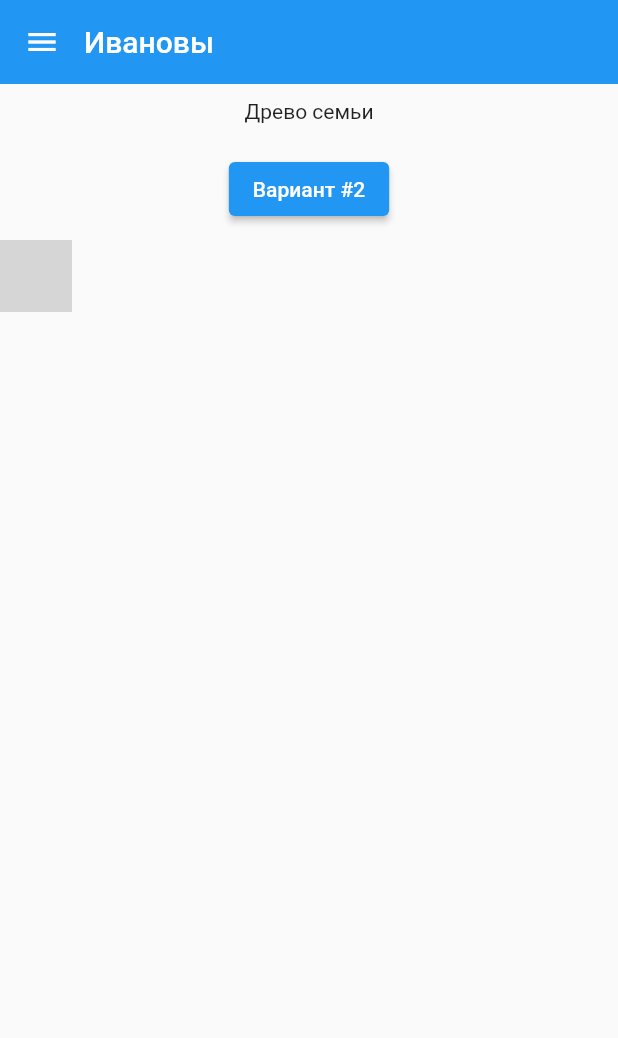
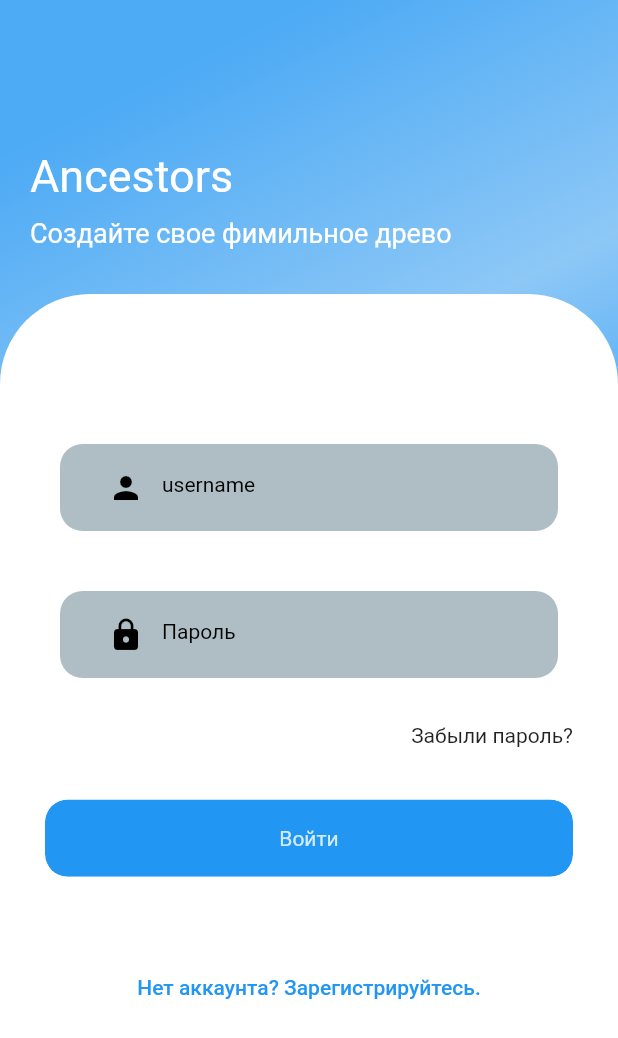
Before and after one commit to MrFantuk/family_tree, a Flutter app: the screen it shows after launch, on a phone screen of 412 x 824 dp. Shown: the top 1038 px of the screen. Run offline on Flutter 3.47's test engine with Material 2 defaults, Android fonts, the phone set to English and light mode, and no system bars; drawn by our look-alikes of flutter_advanced_drawer; our stand-ins replace bloc, easy_localization, flutter_bloc, parse_server_sdk, parse_server_sdk_flutter, theme_provider; missing offline and left inert: graphview; grey boxes are pictures that could not be loaded.

Commit message:
version 0.01

```diff
--- /dev/null
+++ b/lib/bloc/user_auth_bloc/user_auth_bloc.dart
@@ -0,0 +1,46 @@
+import 'dart:async';
+
+import 'package:bloc/bloc.dart';
+import 'package:family_tree/service/auth_service.dart';
+import 'package:meta/meta.dart';
+import 'package:parse_server_sdk/parse_server_sdk.dart';
+
+part 'user_auth_event.dart';
+
+part 'user_auth_state.dart';
+
+class UserAuthBloc extends Bloc<UserAuthEvent, UserAuthState> {
+  final _auth = AuthService();
+
+  UserAuthBloc() : super(StateUserAuthInitialization()){
+    on<EventUserAuthInit>((event, emit) async {
+      emit(StateUserAuthInitialization());
+      try {
+        await Future.delayed(const Duration(milliseconds: 500)); // a simulated delay
+        final currentUser = await _auth.getCurrentUser();
+
+        if (currentUser != null) {
+          emit(StateUserAuthLoggedIn(user: currentUser));
+        } else {
+          emit(StateUserAuthUnAuthorized());
+        }
+      } catch (e) {
+        emit(StateUserAuthFailure(message: e.toString()));
+      }
+    });
+  }
+
+
+
+
+  // Stream<UserAuthState> _mapUserLoggedInToState(
+  //     EventUserLoggedIn event) async* {
+  //   yield StateUserAuthLoggedIn(user: event.user);
+  // }
+  //
+  // Stream<UserAuthState> _mapUserLoggedOutToState(
+  //     EventUserLoggedOut event) async* {
+  //   await firebaseAuth.signOut();
+  //   yield StateUserAuthUnAuthorized();
+  // }
+}
--- /dev/null
+++ b/lib/bloc/user_auth_bloc/user_auth_event.dart
@@ -0,0 +1,21 @@
+part of 'user_auth_bloc.dart';
+
+abstract class UserAuthEvent {
+  const UserAuthEvent();
+
+  List<Object> get props => [];
+}
+
+// Fired just after the app is launched
+class EventUserAuthInit extends UserAuthEvent {}
+
+class EventUserLoggedIn extends UserAuthEvent {
+  final ParseUser user;
+
+  EventUserLoggedIn({required this.user});
+
+  @override
+  List<Object> get props => [user];
+}
+
+class EventUserLoggedOut extends UserAuthEvent {}
--- /dev/null
+++ b/lib/bloc/user_auth_bloc/user_auth_state.dart
@@ -0,0 +1,28 @@
+part of 'user_auth_bloc.dart';
+
+@immutable
+abstract class UserAuthState {
+  const UserAuthState();
+
+  List<Object> get props => [];
+}
+
+class StateUserAuthInitialization extends UserAuthState {}
+class StateUserAuthLoggedIn extends UserAuthState {
+  final ParseUser user;
+
+  const StateUserAuthLoggedIn({ required this.user});
+
+  @override
+  List<Object> get props => [user];
+}
+class StateUserAuthUnAuthorized extends UserAuthState {}
+
+class StateUserAuthFailure extends UserAuthState {
+  final String message;
+
+  const StateUserAuthFailure({required this.message});
+
+  @override
+  List<Object> get props => [message];
+}
--- a/lib/main.dart
+++ b/lib/main.dart
@@ -1,12 +1,27 @@
 import 'package:easy_localization/easy_localization.dart';
-
+import 'package:flutter_bloc/flutter_bloc.dart';
 import 'package:family_tree/ui/general/main_screen.dart';
 import 'package:flutter/material.dart';
+import 'package:parse_server_sdk/parse_server_sdk.dart';
 import 'package:theme_provider/theme_provider.dart';
+
+import 'bloc/user_auth_bloc/user_auth_bloc.dart';
 
 void main() async {
   WidgetsFlutterBinding.ensureInitialized();
   await EasyLocalization.ensureInitialized();
+  // await Parse().initialize(
+  //   "sa5ze0xDlM6fG1rsYLA5VIOJ9ZK8hTVOR6EigXwJ",
+  //   "https://parseapi.back4app.com",
+  //   clientKey: "lP0oHFnmiBa6SRr64cnGhQlpdBfdBb3T7Et8d0LL",
+  //   autoSendSessionId: true,
+  // );
+  await Parse().initialize(
+    "myappID",
+    "https://parse-app.agrrh.com/parse",
+    autoSendSessionId: true,
+  );
+
   runApp(
     EasyLocalization(
         supportedLocales: const [
@@ -27,7 +42,13 @@ class MyApp extends StatelessWidget {
     return ThemeProvider(
       child: ThemeConsumer(
         child: Builder(
-          builder: (themeContext) => MaterialApp(
+          builder: (themeContext) => MultiBlocProvider(
+            providers: [
+              BlocProvider(
+                create: (context) => UserAuthBloc()..add(EventUserAuthInit()),
+              ),
+            ],
+            child: MaterialApp(
               localizationsDelegates: context.localizationDelegates,
               supportedLocales: context.supportedLocales,
               locale: context.locale,
@@ -37,6 +58,7 @@ class MyApp extends StatelessWidget {
             ),
           ),
         ),
+      ),
     );
   }
 }
--- /dev/null
+++ b/lib/model/user.dart
@@ -0,0 +1,7 @@
+class User {
+  final String id;
+  final String username;
+  final String email;
+
+  User({required this.id,required this.username,required this.email});
+}
--- a/lib/ui/general/main_screen.dart
+++ b/lib/ui/general/main_screen.dart
@@ -1,7 +1,9 @@
-
+import 'package:family_tree/bloc/user_auth_bloc/user_auth_bloc.dart';
+import 'package:family_tree/ui/mobile/auth/auth_screen.dart';
 import 'package:family_tree/ui/mobile/family_tree.dart';
+import 'package:family_tree/widget/animation/bloc_animation.dart';
 import 'package:flutter/material.dart';
-
+import 'package:flutter_bloc/flutter_bloc.dart';
 
 class MainScreen extends StatefulWidget {
   const MainScreen({Key? key}) : super(key: key);
@@ -11,13 +13,28 @@ class MainScreen extends StatefulWidget {
 }
 
 class _MainScreenState extends State<MainScreen> {
-
   @override
   Widget build(BuildContext context) {
-    // ignore: todo
-    ///  TODO: add logic on existing tree and user auth
-    return const FamilyTree();
+    return BlocBuilder<UserAuthBloc, UserAuthState>(builder: (context, state) {
+      if (state is StateUserAuthInitialization) {
+        return const Center(
+          child: CircularProgressIndicator(),
+        );
+      }
+      if (state is StateUserAuthLoggedIn) {
+        return const AnimationSwitch(child: FamilyTree());
+      }
+      if (state is StateUserAuthUnAuthorized) {
+        return const AnimationSwitch(child: AuthScreen());
+      }
+      if (state is StateUserAuthFailure) {
+        return Center(
+          child: Text(state.message),
+        );
+      }
+      return const Center(
+        child: CircularProgressIndicator(),
+      );
+    });
   }
-
-
 }
--- /dev/null
+++ b/lib/ui/mobile/auth/auth_screen.dart
@@ -0,0 +1,274 @@
+import 'package:family_tree/service/auth_service.dart';
+import 'package:family_tree/utils/validations.dart';
+import 'package:family_tree/widget/animation/bloc_animation.dart';
+import 'package:family_tree/widget/text_fields/rounded_text_field.dart';
+import 'package:flutter/material.dart';
+
+class AuthScreen extends StatefulWidget {
+  const AuthScreen({Key? key}) : super(key: key);
+
+  @override
+  _AuthScreenState createState() => _AuthScreenState();
+}
+
+class _AuthScreenState extends State<AuthScreen> {
+  final _auth = AuthService();
+  final GlobalKey<FormState> _formLoginKey = GlobalKey<FormState>();
+  final GlobalKey<FormState> _formRegKey = GlobalKey<FormState>();
+  final TextEditingController usernameController = TextEditingController();
+  final TextEditingController emailController = TextEditingController();
+  final TextEditingController passwordController = TextEditingController();
+  final TextEditingController password2Controller = TextEditingController();
+  bool isLoginForm = true;
+  @override
+  Widget build(BuildContext context) {
+    return Scaffold(
+      body: Container(
+        width: double.infinity,
+        decoration: BoxDecoration(
+            gradient: LinearGradient(begin: Alignment.topCenter, colors: [
+          Colors.blue.withOpacity(0.8),
+          Colors.blue.withOpacity(0.5),
+          Colors.blue
+        ])),
+        child: Column(
+          crossAxisAlignment: CrossAxisAlignment.start,
+          children: <Widget>[
+            const SizedBox(
+              height: 80,
+            ),
+            Padding(
+              padding: const EdgeInsets.all(20),
+              child: Column(
+                crossAxisAlignment: CrossAxisAlignment.start,
+                children: const <Widget>[
+                  Text(
+                    "Ancestors",
+                    style: TextStyle(color: Colors.white, fontSize: 30),
+                  ),
+                  SizedBox(
+                    height: 10,
+                  ),
+                  Text(
+                    "Создайте свое фимильное древо",
+                    style: TextStyle(color: Colors.white, fontSize: 18),
+                  ),
+                ],
+              ),
+            ),
+            const SizedBox(height: 10),
+            Expanded(
+              child: Container(
+                decoration: const BoxDecoration(
+                    color: Colors.white,
+                    borderRadius: BorderRadius.only(
+                        topLeft: Radius.circular(60),
+                        topRight: Radius.circular(60))),
+                child: SingleChildScrollView(
+                  child: Padding(
+                      padding: const EdgeInsets.all(30),
+                      child: AnimationSwitch(
+                          child:
+                              isLoginForm ? loginForm() : registrationForm())),
+                ),
+              ),
+            )
+          ],
+        ),
+      ),
+    );
+  }
+
+  Widget loginForm() {
+    return Form(
+      key: _formLoginKey,
+      child: Column(
+        children: <Widget>[
+          const SizedBox(
+            height: 60,
+          ),
+          Container(
+            decoration: BoxDecoration(
+              color: Colors.transparent,
+              borderRadius: BorderRadius.circular(10),
+            ),
+            child: Column(
+              children: <Widget>[
+                RoundedTextField(
+                    // validateFunction: Validations.validateEmail,
+                    textEditingController: usernameController,
+                    icon: Icons.person,
+                    hintText: "username",
+                    isPassword: false,
+                    isEmail: true),
+                const SizedBox(
+                  height: 20,
+                ),
+                RoundedTextField(
+                    validateFunction: Validations.validatePassword,
+                    textEditingController: passwordController,
+                    icon: Icons.lock,
+                    hintText: "Пароль",
+                    isPassword: true,
+                    isEmail: false),
+              ],
+            ),
+          ),
+          const SizedBox(
+            height: 20,
+          ),
+          const Align(
+              alignment: Alignment.bottomRight,
+              child: Text(
+                "Забыли пароль?",
+                textAlign: TextAlign.end,
+              )),
+          const SizedBox(
+            height: 35,
+          ),
+          Row(
+            children: [
+              Expanded(
+                child: button('Войти', onTap: () {
+                  if (_formLoginKey.currentState!.validate()) {
+                    _auth.login(context, usernameController.text.trim(),
+                        passwordController.text.trim(), null);
+                  }
+                }),
+              )
+            ],
+          ),
+          const SizedBox(
+            height: 50,
+          ),
+          TextButton(
+              onPressed: () {
+                setState(() {
+                  isLoginForm = !isLoginForm;
+                });
+              },
+              child: const Text("Нет аккаунта? Зарегистрируйтесь."))
+        ],
+      ),
+    );
+  }
+
+  Widget registrationForm() {
+    return Form(
+      key: _formRegKey,
+      child: Column(
+        children: [
+          const SizedBox(
+            height: 60,
+          ),
+          Container(
+            decoration: BoxDecoration(
+              color: Colors.transparent,
+              borderRadius: BorderRadius.circular(10),
+            ),
+            child: Column(
+              children: <Widget>[
+                RoundedTextField(
+                    validateFunction: Validations.validateName,
+                    textEditingController: usernameController,
+                    icon: Icons.person,
+                    hintText: "Имя пользователя",
+                    isPassword: false,
+                    isEmail: false),
+                const SizedBox(
+                  height: 20,
+                ),
+                RoundedTextField(
+                    validateFunction: Validations.validateEmail,
+                    textEditingController: emailController,
+                    icon: Icons.email,
+                    hintText: "email",
+                    isPassword: false,
+                    isEmail: true),
+                const SizedBox(
+                  height: 20,
+                ),
+                RoundedTextField(
+                    validateFunction: Validations.validatePassword,
+                    textEditingController: passwordController,
+                    icon: Icons.lock,
+                    hintText: "Пароль",
+                    isPassword: true,
+                    isEmail: false),
+                const SizedBox(
+                  height: 20,
+                ),
+                RoundedTextField(
+                    validateFunction: validatePassword2,
+                    textEditingController: password2Controller,
+                    icon: Icons.lock,
+                    hintText: "Подвтердите пароль",
+                    isPassword: true,
+                    isEmail: false),
+              ],
+            ),
+          ),
+          const SizedBox(
+            height: 50,
+          ),
+          Row(
+            children: [
+              Expanded(
+                  child: button('Регистрация', onTap: () async {
+
+                if (_formRegKey.currentState!.validate()) {
+                  _auth.signUp(context,
+                      username: usernameController.text.trim(),
+                      password: passwordController.text.trim(),
+                      email: emailController.text.trim());
+                }
+              })),
+            ],
+          ),
+          const SizedBox(
+            height: 50,
+          ),
+          TextButton(
+              onPressed: () {
+                setState(() {
+                  isLoginForm = !isLoginForm;
+                });
+              },
+              child: const Text("Уже есть аккаунт? Авторизируйтесь."))
+        ],
+      ),
+    );
+  }
+
+  Widget button(String string, {Function? onTap}) {
+    Size size = MediaQuery.of(context).size;
+    return ClipRRect(
+      borderRadius: BorderRadius.circular(15),
+      child: InkWell(
+        highlightColor: Colors.transparent,
+        splashColor: Colors.transparent,
+        onTap: onTap as void Function()?,
+        child: Container(
+          height: size.width / 8,
+          width: size.width / 3,
+          alignment: Alignment.center,
+          decoration: BoxDecoration(
+            color: Colors.blue,
+            borderRadius: BorderRadius.circular(15),
+          ),
+          child: Text(
+            string,
+            style: TextStyle(color: Colors.white.withOpacity(.8)),
+          ),
+        ),
+      ),
+    );
+  }
+
+  String? validatePassword2(String? value) {
+    if (value!.isEmpty || value != passwordController.text) {
+      return 'Пароли не совпадают.';
+    }
+    return null;
+  }
+}
--- a/lib/ui/mobile/family_tree2.dart
+++ b/lib/ui/mobile/family_tree2.dart
@@ -11,7 +11,7 @@ class FamilyTreeWithThreeLayers extends StatelessWidget {
   Widget build(BuildContext context) {
     return Scaffold(
       appBar: AppBar(
-        title: Text("Вариант №2"),
+        title: const Text("Вариант №2"),
       ),
       body: Column(
         children: [
--- /dev/null
+++ b/lib/widget/animation/bloc_animation.dart
@@ -0,0 +1,14 @@
+import 'package:flutter/material.dart';
+
+class AnimationSwitch extends StatelessWidget {
+  final Widget child;
+  const AnimationSwitch({Key? key, required this.child}) : super(key: key);
+
+  @override
+  Widget build(BuildContext context) {
+    return AnimatedSwitcher(
+      duration: const Duration(seconds: 1),
+      child: child,
+    );
+  }
+}
--- /dev/null
+++ b/lib/widget/text_fields/rounded_text_field.dart
@@ -0,0 +1,53 @@
+import 'package:flutter/material.dart';
+
+class RoundedTextField extends StatelessWidget {
+  final TextEditingController textEditingController;
+  final FormFieldValidator<String>? validateFunction;
+  final IconData icon;
+  final String hintText;
+  final bool isPassword;
+  final bool isEmail;
+  const RoundedTextField(
+      {Key? key,
+      required this.icon,
+      required this.hintText,
+      required this.isPassword,
+      required this.isEmail,
+      required this.textEditingController,
+      this.validateFunction})
+      : super(key: key);
+
+  @override
+  Widget build(BuildContext context) {
+    return ClipRRect(
+      borderRadius: BorderRadius.circular(15),
+      child: Container(
+        margin: const EdgeInsets.symmetric(vertical: 10, horizontal: 10),
+        padding: const EdgeInsets.symmetric(horizontal: 20, vertical: 5),
+        decoration: BoxDecoration(
+          color: Colors.blueGrey.withOpacity(.5),
+          borderRadius: BorderRadius.circular(15),
+        ),
+        child: TextFormField(
+          controller: textEditingController,
+          style: const TextStyle(color: Colors.black),
+          cursorColor: Colors.black,
+          obscureText: isPassword,
+          keyboardType:
+              isEmail ? TextInputType.emailAddress : TextInputType.text,
+          decoration: InputDecoration(
+            prefixIcon: Icon(
+              icon,
+              color: Colors.black,
+            ),
+            border: InputBorder.none,
+            hintMaxLines: 1,
+            hintText: hintText,
+            hintStyle: const TextStyle(fontSize: 14, color: Colors.black),
+          ),
+          validator: validateFunction,
+        ),
+      ),
+    );
+  }
+}
--- a/pubspec.yaml
+++ b/pubspec.yaml
@@ -27,6 +27,10 @@ environment:
 # the latest version available on pub.dev. To see which dependencies have newer
 # versions available, run `flutter pub outdated`.
 dependencies:
+  parse_server_sdk_flutter: ^3.1.0
+
+  bloc: ^8.0.2
+
   flutter_advanced_drawer: ^1.3.0
   easy_localization: ^3.0.0
   theme_provider: ^0.5.0
@@ -40,6 +44,8 @@ dependencies:
   # The following adds the Cupertino Icons font to your application.
   # Use with the CupertinoIcons class for iOS style icons.
   cupertino_icons: ^1.0.2
+  flutter_bloc: ^8.0.1
+  simple_animations: ^4.0.1
 
 dev_dependencies:
   flutter_test:
```
Also changed, not shown: lib/service/auth_service.dart (added, +49 -0 lines), lib/ui/general/drawer.dart (+9 -3 lines), lib/utils/validations.dart (added, +34 -0 lines), pubspec.lock, 2 other files. Lines whose indentation alone changed are shown as unchanged.
